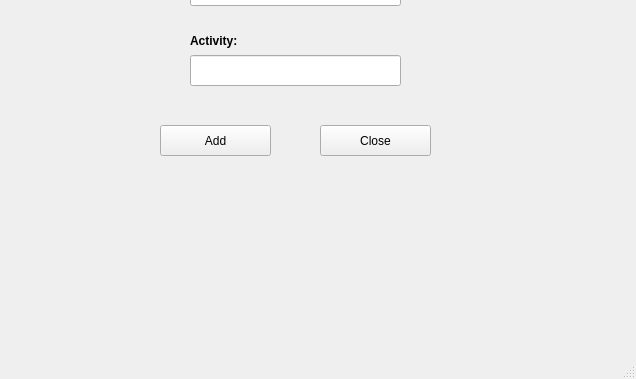
First picture: the form in Program/gui_time_schedule_dialog.ui, repository zgjimzhubajj/Student-Assistant, before the edit; both pictures show x 0 to 636 and y 225 to 604 of the 636 by 604 pixel window.
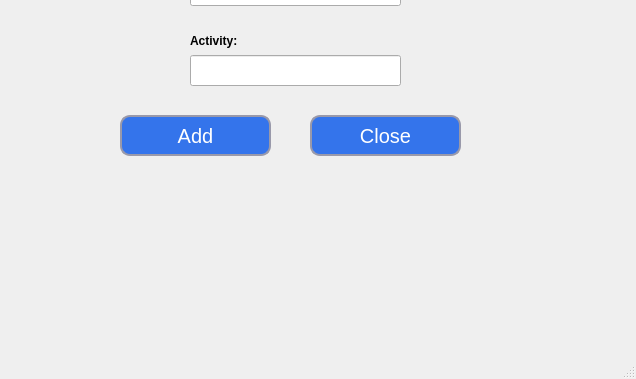
Second picture: the form after the edit.

```diff
--- a/Program/gui_time_schedule_dialog.ui
+++ b/Program/gui_time_schedule_dialog.ui
@@ -17,12 +17,48 @@
    <widget class="QPushButton" name="btn_add">
     <property name="geometry">
      <rect>
-      <x>160</x>
-      <y>350</y>
-      <width>111</width>
-      <height>31</height>
+      <x>120</x>
+      <y>340</y>
+      <width>151</width>
+      <height>41</height>
      </rect>
     </property>
+    <property name="font">
+     <font>
+      <family>MS Sans Serif</family>
+      <pointsize>15</pointsize>
+     </font>
+    </property>
+    <property name="styleSheet">
+     <string notr="true">QPushButton {
+	border-style: solid;
+	border-width: 2px;
+	border-color: #9999aa;
+	border-radius: 10px;
+	color: white;
+	background-color: #3474eb
+}
+
+QPushButton:enabled {
+	background-color: #3474eb
+	color: white;
+}
+
+QPushButton:pressed {
+	background-color: #0d2f72;
+	color: #fffffe;
+}
+
+QPushButton:hover:!pressed {
+	background-color: E1F4FF;
+	color: 0c2f70;
+}
+
+QPushButton:disabled {
+	background-color: #aaaaaa;
+	color: #ffffff;
+}</string>
+    </property>
     <property name="text">
      <string>Add</string>
     </property>
@@ -87,7 +123,7 @@
    <widget class="QLabel" name="lbl_wrong_input">
     <property name="geometry">
      <rect>
-      <x>140</x>
+      <x>100</x>
       <y>400</y>
       <width>491</width>
       <height>31</height>
@@ -140,12 +176,48 @@
    <widget class="QPushButton" name="btn_close">
     <property name="geometry">
      <rect>
-      <x>320</x>
-      <y>350</y>
-      <width>111</width>
-      <height>31</height>
+      <x>310</x>
+      <y>340</y>
+      <width>151</width>
+      <height>41</height>
      </rect>
     </property>
+    <property name="font">
+     <font>
+      <family>MS Sans Serif</family>
+      <pointsize>15</pointsize>
+     </font>
+    </property>
+    <property name="styleSheet">
+     <string notr="true">QPushButton {
+	border-style: solid;
+	border-width: 2px;
+	border-color: #9999aa;
+	border-radius: 10px;
+	color: white;
+	background-color: #3474eb
+}
+
+QPushButton:enabled {
+	background-color: #3474eb
+	color: white;
+}
+
+QPushButton:pressed {
+	background-color: #0d2f72;
+	color: #fffffe;
+}
+
+QPushButton:hover:!pressed {
+	background-color: E1F4FF;
+	color: 0c2f70;
+}
+
+QPushButton:disabled {
+	background-color: #aaaaaa;
+	color: #ffffff;
+}</string>
+    </property>
     <property name="text">
      <string>Close</string>
     </property>
```
